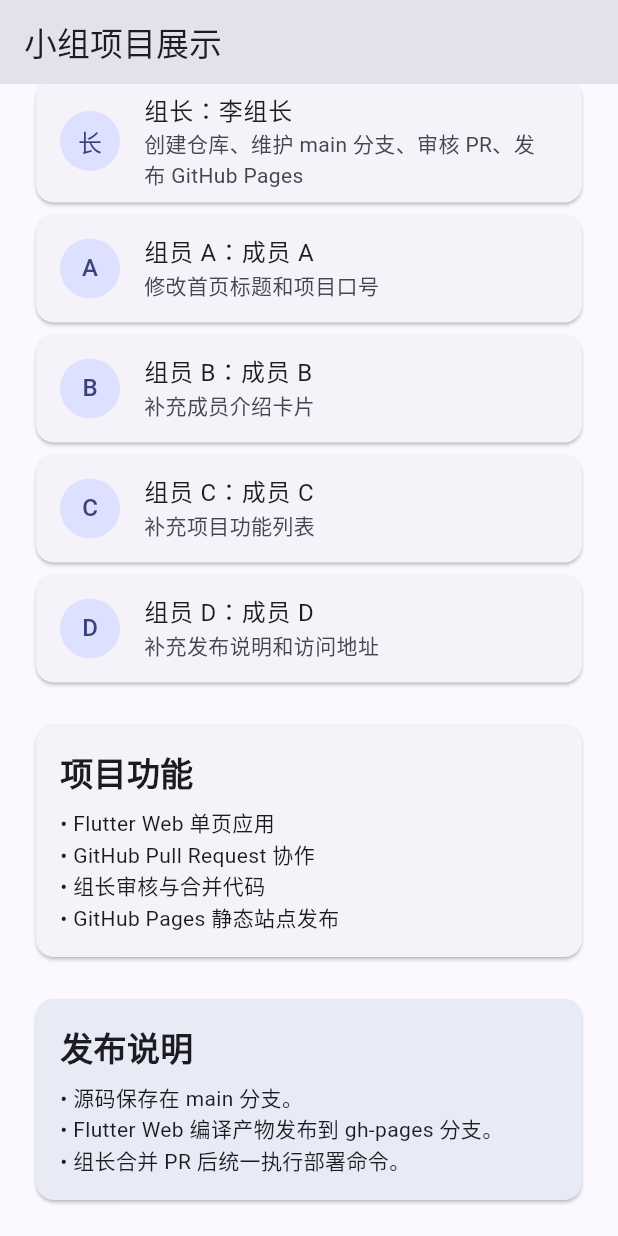
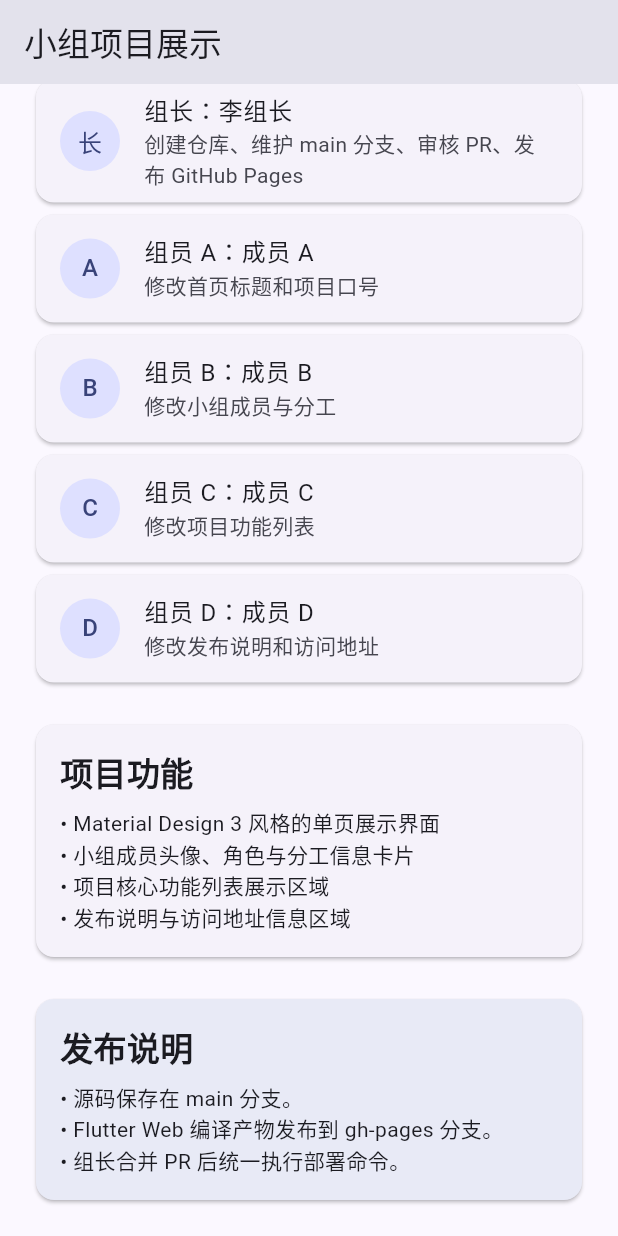
Before and after one commit to wendy-zhou6/group-cooperation-1, a Flutter app: the screen it shows after launch, scrolled down 246 dp, on a phone screen of 412 x 824 dp. Run offline on Flutter 3.47's test engine with Material 3 defaults, Android fonts, the phone set to English and light mode, and no system bars.

Commit message:
update project features

```diff
--- a/lib/main.dart
+++ b/lib/main.dart
@@ -30,16 +30,16 @@ class TeamHomePage extends StatelessWidget {
   static const List<TeamMember> members = [
     TeamMember(role: '组长', name: '李组长', task: '创建仓库、维护 main 分支、审核 PR、发布 GitHub Pages'),
     TeamMember(role: '组员 A', name: '成员 A', task: '修改首页标题和项目口号'),
-    TeamMember(role: '组员 B', name: '成员 B', task: '补充成员介绍卡片'),
-    TeamMember(role: '组员 C', name: '成员 C', task: '补充项目功能列表'),
-    TeamMember(role: '组员 D', name: '成员 D', task: '补充发布说明和访问地址'),
+    TeamMember(role: '组员 B', name: '成员 B', task: '修改小组成员与分工'),
+    TeamMember(role: '组员 C', name: '成员 C', task: '修改项目功能列表'),
+    TeamMember(role: '组员 D', name: '成员 D', task: '修改发布说明和访问地址'),
   ];
 
   static const List<String> features = [
-    'Flutter Web 单页应用',
-    'GitHub Pull Request 协作',
-    '组长审核与合并代码',
-    'GitHub Pages 静态站点发布',
+    'Material Design 3 风格的单页展示界面',
+    '小组成员头像、角色与分工信息卡片',
+    '项目核心功能列表展示区域',
+    '发布说明与访问地址信息区域',
   ];
 
   static const List<String> releaseNotes = [
```
